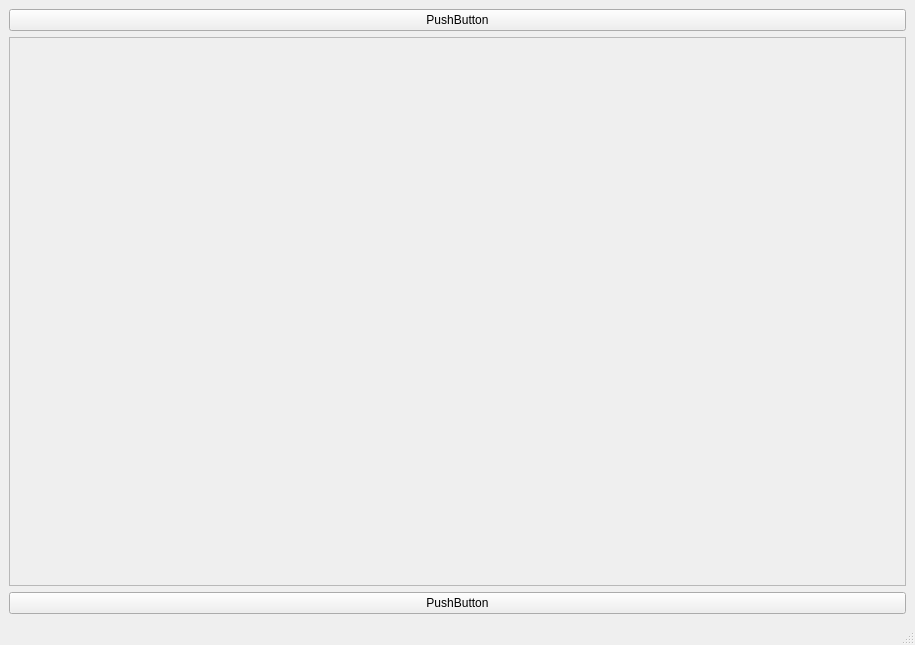
First picture: the form in MainWindow.ui, repository Narkodav/ImpedanceViewer, before the edit.
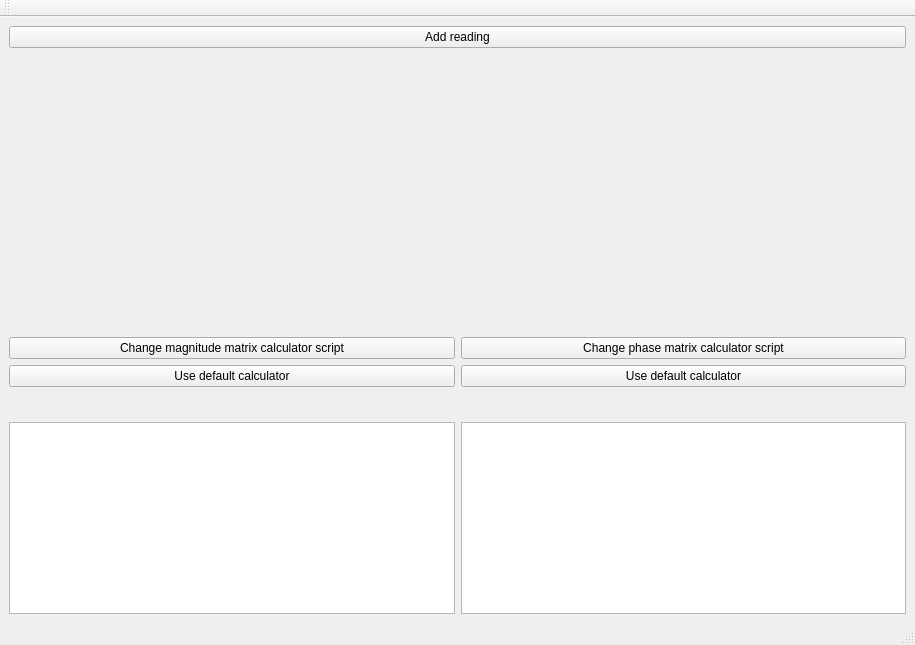
Second picture: the form after the edit. Custom widgets are drawn as their Qt base class.

The edit to the form file:
```diff
--- a/MainWindow.ui
+++ b/MainWindow.ui
@@ -18,33 +18,53 @@
     <item>
      <widget class="QPushButton" name="pushButton_2">
       <property name="text">
-       <string>PushButton</string>
+       <string>Add reading</string>
       </property>
      </widget>
     </item>
     <item>
-     <widget class="QScrollArea" name="scrollArea">
-      <property name="widgetResizable">
-       <bool>true</bool>
-      </property>
-      <widget class="QWidget" name="scrollAreaWidgetContents">
-       <property name="geometry">
-        <rect>
-         <x>0</x>
-         <y>0</y>
-         <width>895</width>
-         <height>522</height>
-        </rect>
-       </property>
-      </widget>
-     </widget>
+     <widget class="ImpedanceGraphWidget" name="graphViewWidget" native="true"/>
     </item>
     <item>
-     <widget class="QPushButton" name="pushButton">
-      <property name="text">
-       <string>PushButton</string>
-      </property>
-     </widget>
+     <layout class="QGridLayout" name="gridLayout">
+      <item row="0" column="0">
+       <widget class="QPushButton" name="magnitudeMatrixCalculatorChange">
+        <property name="text">
+         <string>Change magnitude matrix calculator script</string>
+        </property>
+       </widget>
+      </item>
+      <item row="2" column="1" alignment="Qt::AlignBottom">
+       <widget class="QTableWidget" name="phaseMatrixWidget"/>
+      </item>
+      <item row="0" column="1">
+       <widget class="QPushButton" name="phaseMatrixCalculatorChange">
+        <property name="text">
+         <string>Change phase matrix calculator script</string>
+        </property>
+       </widget>
+      </item>
+      <item row="2" column="0" alignment="Qt::AlignBottom">
+       <widget class="QTableWidget" name="magnitudeMatrixWidget"/>
+      </item>
+      <item row="1" column="0">
+       <widget class="QPushButton" name="useDefaultMagnitudeCalculator">
+        <property name="text">
+         <string>Use default calculator</string>
+        </property>
+        <property name="checkable">
+         <bool>false</bool>
+        </property>
+       </widget>
+      </item>
+      <item row="1" column="1">
+       <widget class="QPushButton" name="useDefaultPhaseCalculator">
+        <property name="text">
+         <string>Use default calculator</string>
+        </property>
+       </widget>
+      </item>
+     </layout>
     </item>
    </layout>
   </widget>
@@ -59,7 +79,30 @@
    </property>
   </widget>
   <widget class="QStatusBar" name="statusbar"/>
+  <widget class="QToolBar" name="toolBar">
+   <property name="windowTitle">
+    <string>toolBar</string>
+   </property>
+   <attribute name="toolBarArea">
+    <enum>TopToolBarArea</enum>
+   </attribute>
+   <attribute name="toolBarBreak">
+    <bool>false</bool>
+   </attribute>
+  </widget>
  </widget>
+ <customwidgets>
+  <customwidget>
+   <class>ImpedanceGraphWidget</class>
+   <extends>QWidget</extends>
+   <header location="global">ImpedanceGraphWidget.h</header>
+   <container>1</container>
+   <slots>
+    <signal>chartRemoved(size_t)</signal>
+    <signal>chartRemoved()</signal>
+   </slots>
+  </customwidget>
+ </customwidgets>
  <resources/>
  <connections/>
 </ui>
```
Left out of the diff: 14 changed lines with no effect on the pictures.
